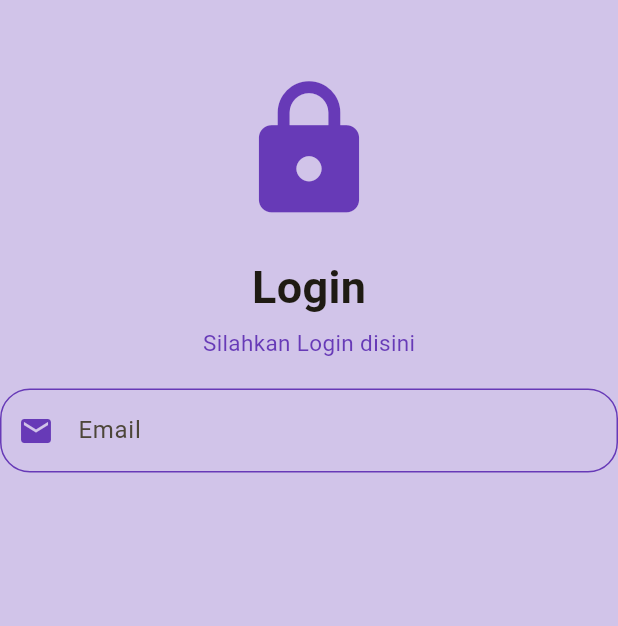
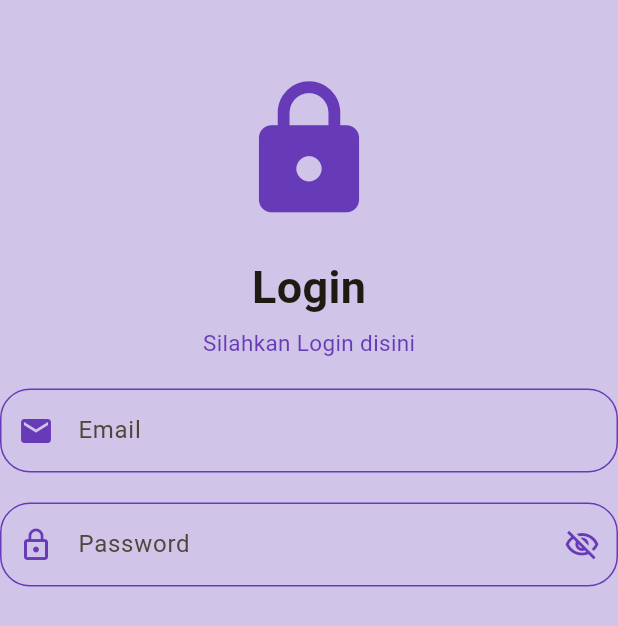
Before and after one commit to damarbagas-234/uts_aplikasimobile_1123150107, a Flutter app: the Login screen opened directly, on a phone screen of 412 x 824 dp. Shown: the top 626 px of the screen. Run offline on Flutter 3.47's test engine with Material 3 defaults, Android fonts, the phone set to English and light mode, and no system bars.

Commit message:
nambahin text field passsword dan iconnya

```diff
--- a/lib/login/login.dart
+++ b/lib/login/login.dart
@@ -58,6 +58,41 @@ class Login extends StatelessWidget {
                         ),
                       ),
                     ),
+                    SizedBox(height: 20,),
+                    TextField(
+                      keyboardType: TextInputType.text,
+                      obscureText: true,
+                      decoration: InputDecoration(
+                        labelText: 'Password',
+                        hintText: '===============',
+                        prefixIcon:
+                        const Icon(
+                          Icons.lock_outline,
+                          size: 24.0,
+                          color: Colors.deepPurple,
+                        ),
+                        suffixIcon:
+                        const Icon(
+                          Icons.visibility_off_outlined,
+                          size: 24.0,
+                          color: Colors.deepPurple,
+                        ),
+                        border: OutlineInputBorder(
+                          borderRadius: BorderRadius.circular(20),
+                        ),
+                        enabledBorder: OutlineInputBorder(
+                          borderRadius: BorderRadius.circular(20),
+                          borderSide: BorderSide(color: Colors.deepPurple)
+                        ),
+                        focusedBorder: OutlineInputBorder(
+                          borderRadius: BorderRadius.circular(20),
+                          borderSide: BorderSide(
+                            color: Colors.deepPurple,
+                            width: 2
+                          ),
+                        ),
+                      ),
+                    ),
                   ],
                 ),
               ),
```
